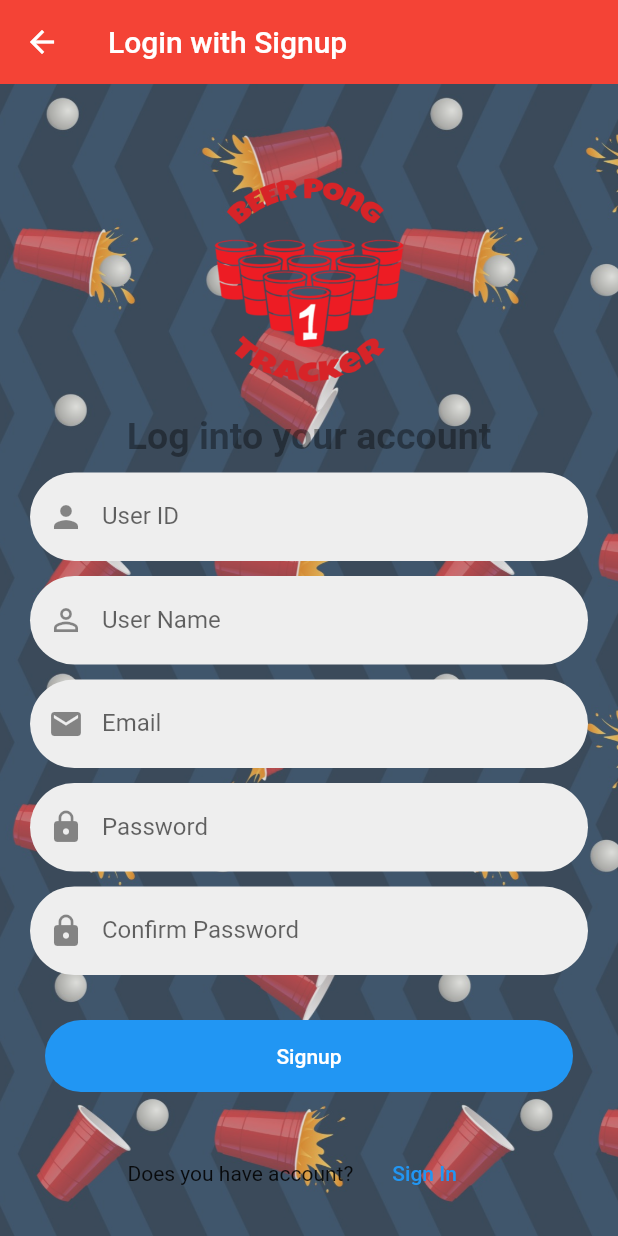
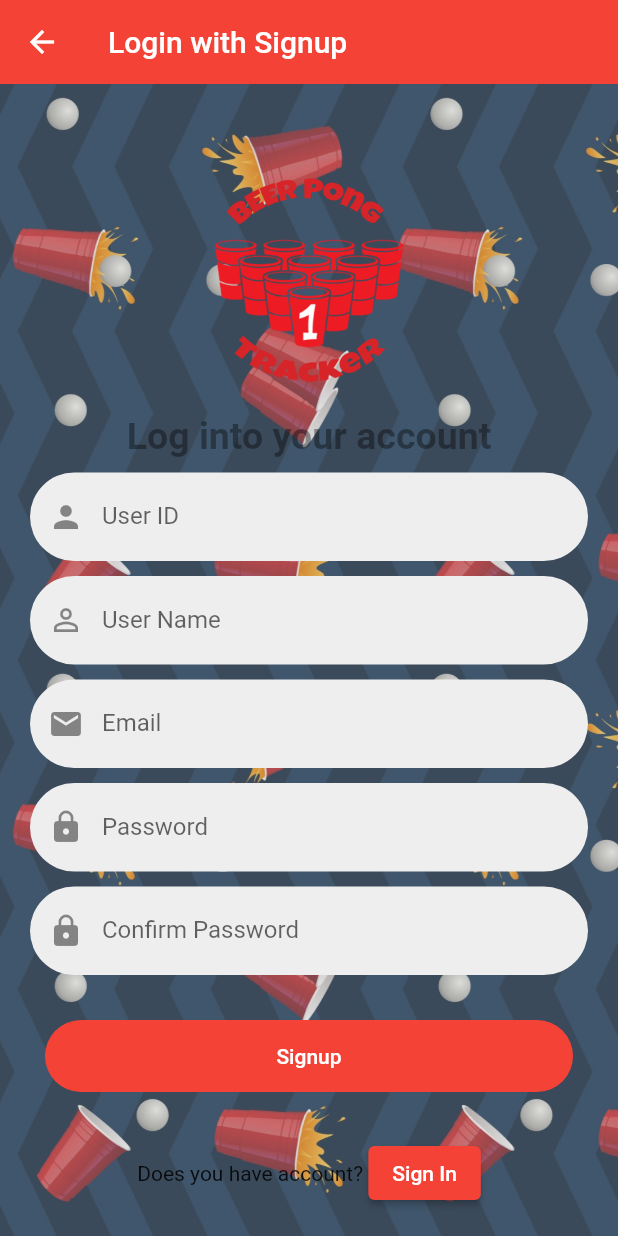
Before and after one commit to tamasb99/BPTracker, a Flutter app: the SignupForm screen opened directly, on a phone screen of 412 x 824 dp. Run offline on Flutter 3.47's test engine with Material 2 defaults, Android fonts, the phone set to English and light mode, and no system bars; our stand-ins replace circular_countdown_timer, shared_preferences, sqflite, timer_count_down, toast; accounts and stored records are empty.

Commit message:
changed deprecated button

```diff
--- a/lib/Screens/registerscreen.dart
+++ b/lib/Screens/registerscreen.dart
@@ -120,7 +120,7 @@ class _SignupFormState extends State<SignupForm> {
                       onPressed: signUp,
                     ),
                     decoration: BoxDecoration(
-                      color: Colors.blue,
+                      color: Colors.red,
                       borderRadius: BorderRadius.circular(30.0),
                     ),
                   ),
@@ -129,8 +129,7 @@ class _SignupFormState extends State<SignupForm> {
                       mainAxisAlignment: MainAxisAlignment.center,
                       children: [
                         Text('Does you have account? '),
-                        FlatButton(
-                          textColor: Colors.blue,
+                        ElevatedButton(
                           child: Text('Sign In'),
                           onPressed: () {
                             Navigator.pushAndRemoveUntil(
```
